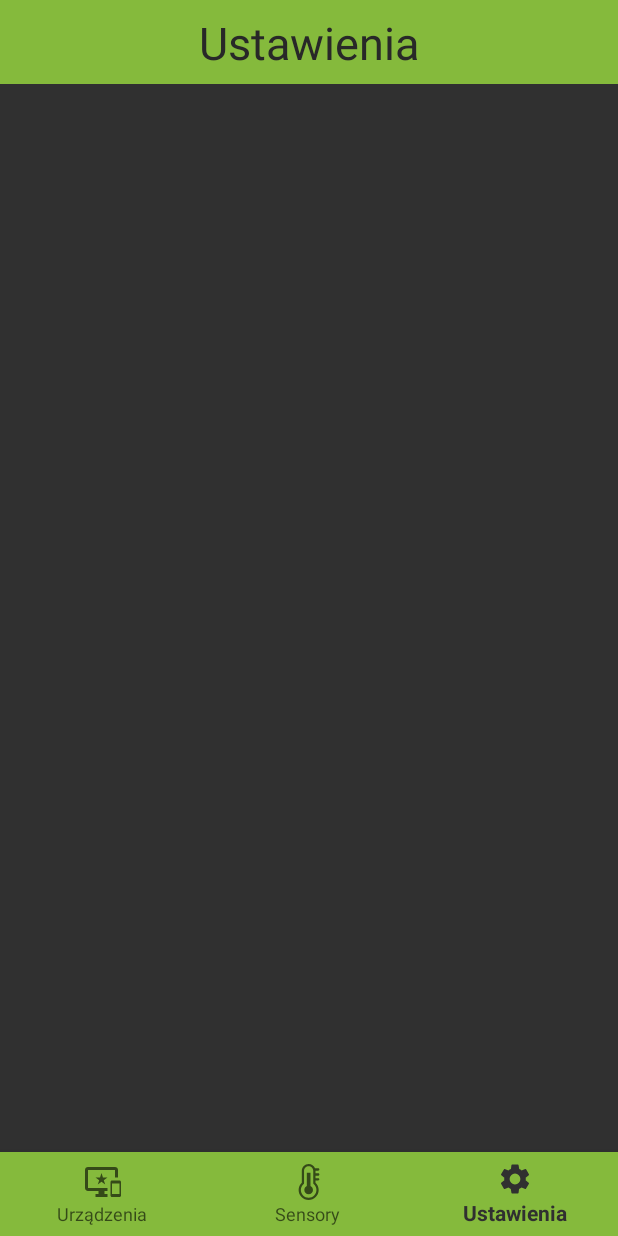
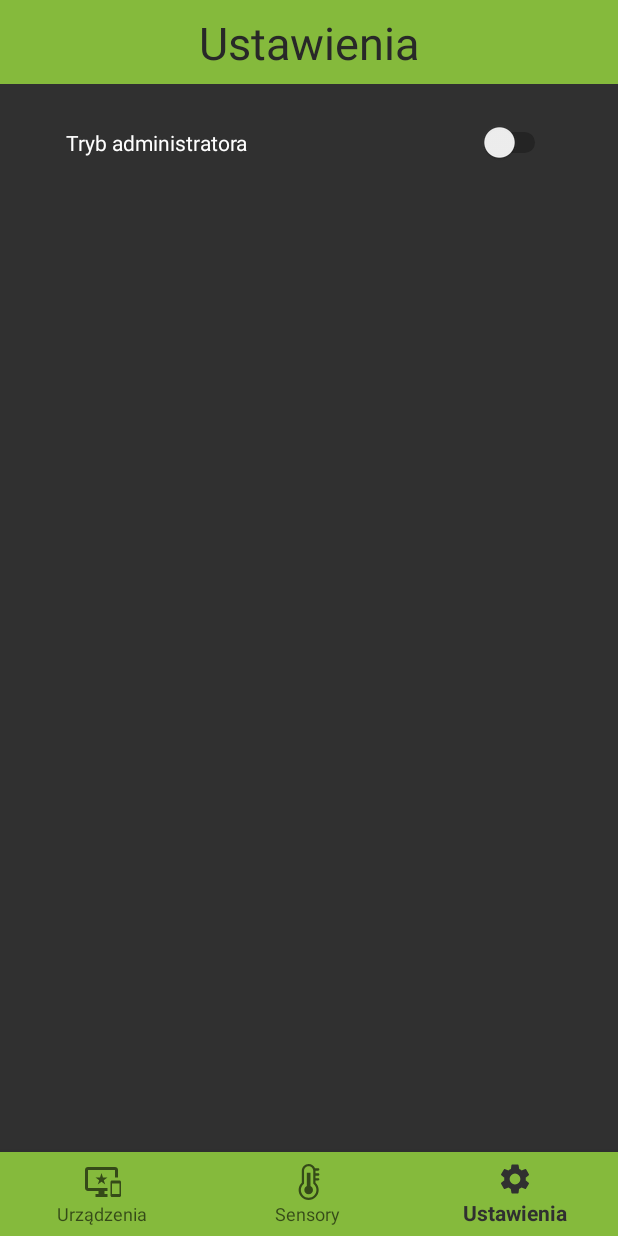
Before and after one commit to AdamStudies-PWR/ProjektZespolowyPWR, an Android app: the SettingsFragment screen opened through its navigation route, on a phone screen of 412 x 824 dp. Run offline under Robolectric (Android 15) with nearby library versions, the phone set to English and light mode, and no system bars; our stand-ins replace navigation-ui; 1 statement that could not run was skipped.

Commit message:
admin mode

```diff
--- a/IoTManager/app/src/main/java/com/pz/iotmanager/ui/settings/SettingsFragment.java
+++ b/IoTManager/app/src/main/java/com/pz/iotmanager/ui/settings/SettingsFragment.java
@@ -4,6 +4,7 @@ import android.os.Bundle;
 import android.view.LayoutInflater;
 import android.view.View;
 import android.view.ViewGroup;
+import android.widget.Switch;
 import android.widget.TextView;
 
 import androidx.annotation.NonNull;
@@ -12,6 +13,7 @@ import androidx.fragment.app.Fragment;
 import androidx.lifecycle.Observer;
 import androidx.lifecycle.ViewModelProviders;
 
+import com.google.android.material.bottomnavigation.BottomNavigationView;
 import com.pz.iotmanager.MainActivity;
 import com.pz.iotmanager.R;
 
--- a/IoTManager/app/src/main/res/layout/fragment_settings.xml
+++ b/IoTManager/app/src/main/res/layout/fragment_settings.xml
@@ -17,6 +17,19 @@
         <LinearLayout
             android:layout_width="match_parent"
             android:layout_height="wrap_content"
-            android:orientation="vertical" />
+            android:orientation="vertical" >
+
+            <Switch
+                android:id="@+id/admin_switch"
+                android:layout_width="323dp"
+                android:layout_height="38dp"
+                android:layout_gravity="center"
+                android:layout_marginStart="44dp"
+                android:layout_marginTop="20dp"
+                android:layout_marginEnd="44dp"
+                android:onClick="adminMode"
+                android:text="@string/adminSwitch"
+                android:textColor="@color/colorText" />
+        </LinearLayout>
     </ScrollView>
 </androidx.constraintlayout.widget.ConstraintLayout>
--- a/IoTManager/app/src/main/res/menu/bottom_nav_menu.xml
+++ b/IoTManager/app/src/main/res/menu/bottom_nav_menu.xml
@@ -1,5 +1,6 @@
 <?xml version="1.0" encoding="utf-8"?>
-<menu xmlns:android="http://schemas.android.com/apk/res/android">
+<menu xmlns:android="http://schemas.android.com/apk/res/android"
+    android:id="@+id/android_navigation">
 
     <item
         android:id="@+id/navigation_home"
@@ -16,4 +17,9 @@
         android:icon="@drawable/ic_settings_black_24dp"
         android:title="@string/title_settings" />
 
+    <item
+        android:id="@+id/navigation_admin"
+        android:icon="@drawable/ic_programer_mode_24dp"
+        android:title="@string/title_admin" />
+
 </menu>
--- a/IoTManager/app/src/main/res/navigation/mobile_navigation.xml
+++ b/IoTManager/app/src/main/res/navigation/mobile_navigation.xml
@@ -22,4 +22,10 @@
         android:name="com.pz.iotmanager.ui.settings.SettingsFragment"
         android:label="@string/title_settings"
         tools:layout="@layout/fragment_settings" />
+
+    <fragment
+        android:id="@+id/navigation_admin"
+        android:name="com.pz.iotmanager.ui.admin.AdminFragment"
+        android:label="@string/title_admin"
+        tools:layout="@layout/fragment_admin" />
 </navigation>
--- a/IoTManager/app/src/main/res/values/dimens.xml
+++ b/IoTManager/app/src/main/res/values/dimens.xml
@@ -1,5 +1,3 @@
 <resources>
     <!-- Default screen margins, per the Android Design guidelines. -->
-    <dimen name="activity_horizontal_margin">16dp</dimen>
-    <dimen name="activity_vertical_margin">16dp</dimen>
 </resources>
--- a/IoTManager/app/src/main/res/values/strings.xml
+++ b/IoTManager/app/src/main/res/values/strings.xml
@@ -3,11 +3,15 @@
     <string name="title_devices">Urządzenia</string>
     <string name="title_sensors">Sensory</string>
     <string name="title_settings">Ustawienia</string>
+    <string name="title_admin">Tryb programisty</string>
 
     <string name="connect">Połącz</string>
     <string name="delete">Usuń</string>
     <string name="disconnect">Rozłącz</string>
     <string name="add">Dodaj</string>
+
+    <string name="inHint">Polecenie:</string>
+    <string name="adminSwitch">Tryb administratora</string>
 
     <string name="label1">Id</string>
     <string name="label2">Nazwa</string>
```
Also changed, not shown: IoTManager/app/src/main/java/com/pz/iotmanager/MainActivity.java (+10 -0 lines), IoTManager/app/src/main/res/layout/add_device_dialog.xml (added, +13 -0 lines), IoTManager/app/src/main/res/layout/fragment_admin.xml (+57 -10 lines), 2 other files.
